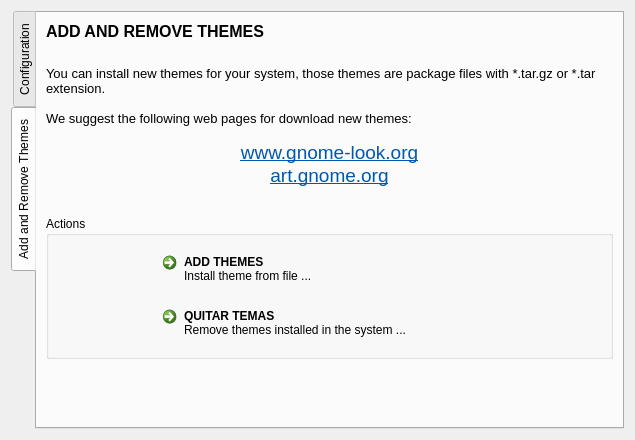
Old version of the form gui.ui in the repository KDE/kde-gtk-config.
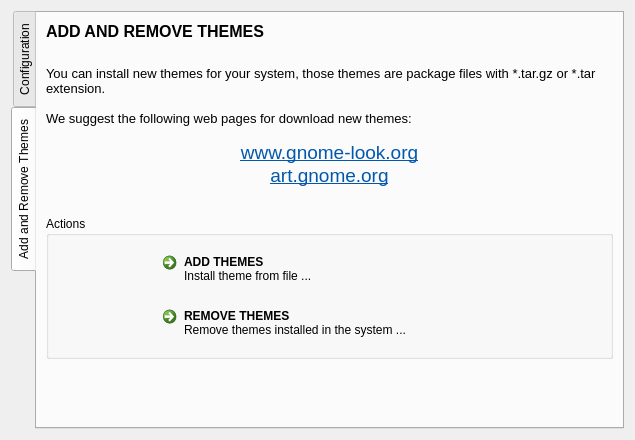
New version of the form. The open tabs and pages were chosen to show the change. Icons and pictures are not drawn.

Commit message: Same icons as Qt settings

```diff
--- a/gui.ui
+++ b/gui.ui
@@ -597,7 +597,7 @@
              </size>
             </property>
             <property name="text">
-             <string>QUITAR TEMAS</string>
+             <string>REMOVE THEMES</string>
             </property>
             <property name="description">
              <string>Remove themes installed in the system ...</string>
```
Left out of the diff: 4 changed lines with no effect on the pictures. The commit also changes 1 other file.
